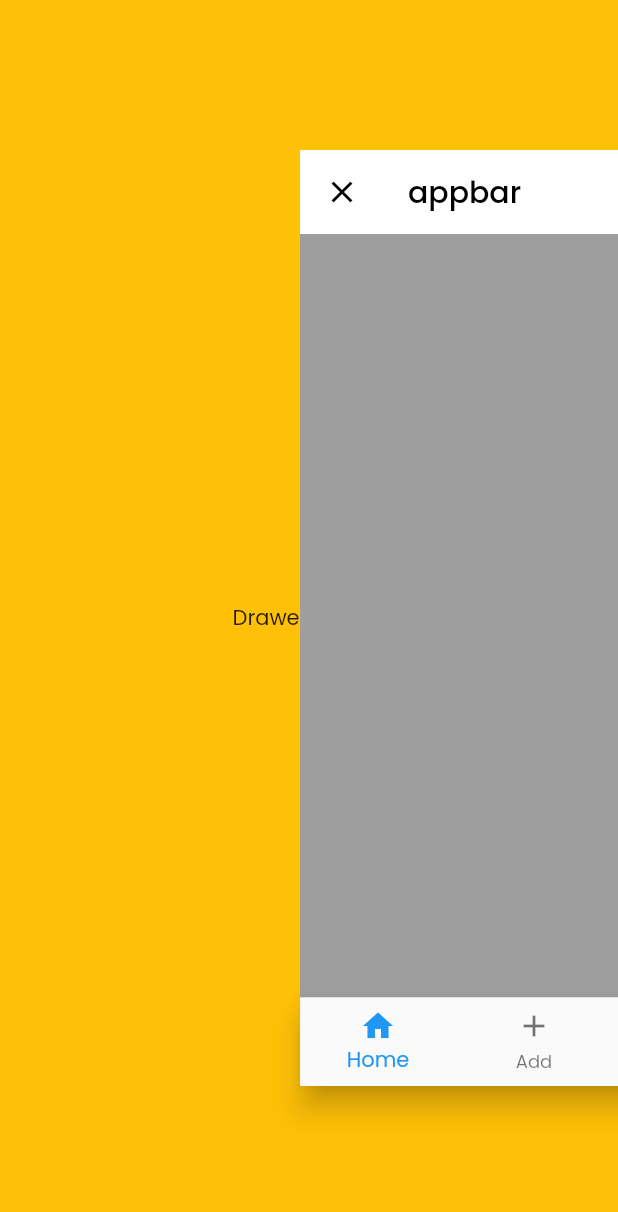
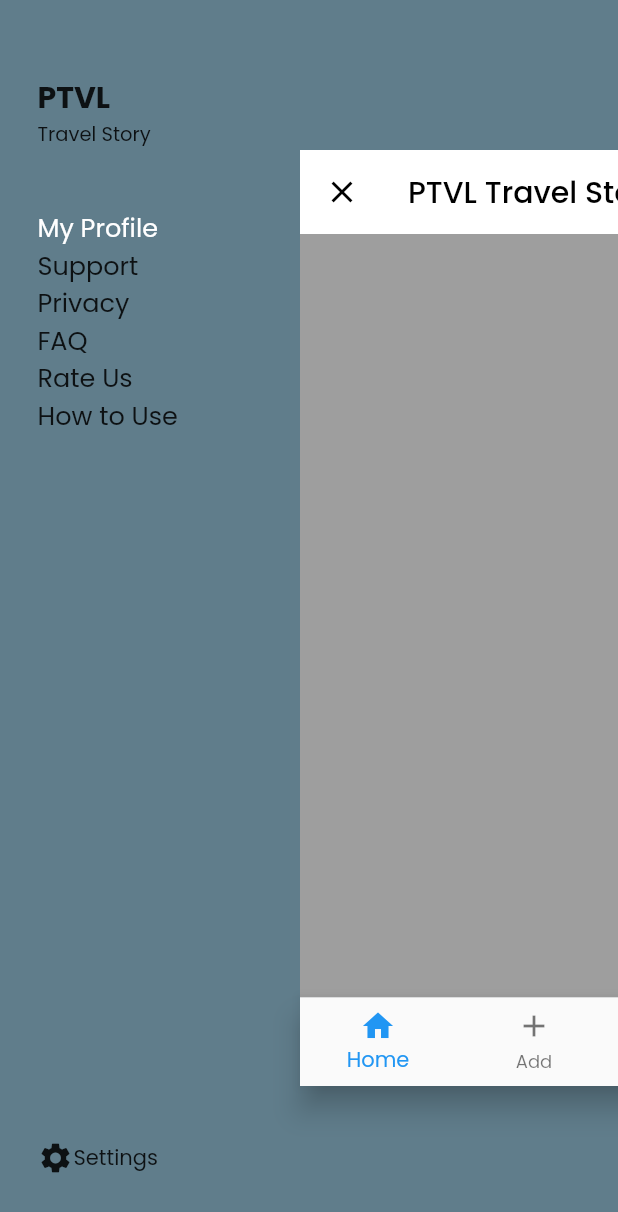
Before and after one commit to mahmudulri/my_ecom_firebase, a Flutter app: the MainHomeScreen screen opened by its route, after a tap on the "menu" icon, on a phone screen of 412 x 824 dp. Shown: the top 1212 px of the screen. Run offline on Flutter 3.47's test engine with Material 2 defaults, Android fonts, the phone set to English and light mode, and no system bars; our stand-ins replace cloud_firestore, dots_indicator, firebase_auth, firebase_core, fluttertoast, get and 4 more; missing offline and left inert: syncfusion_flutter_pdfviewer; accounts and stored records are empty.

Commit message:
added new screen

```diff
--- a/lib/views/botttom_nav_controller/bottom_nav_controller.dart
+++ b/lib/views/botttom_nav_controller/bottom_nav_controller.dart
@@ -21,7 +21,7 @@ class BottomNavController extends StatelessWidget {
   @override
   Widget build(BuildContext context) {
     return Obx(() => AnimatedPositioned(
-          duration: Duration(milliseconds: 999),
+          duration: Duration(seconds: 1),
           top: _drawer == false ? 0 : 100,
           bottom: _drawer == false ? 0 : 100,
           left: _drawer == false ? 0 : 200,
@@ -51,7 +51,7 @@ class BottomNavController extends StatelessWidget {
                         ),
                       ),
                 title: Text(
-                  "appbar",
+                  "PTVL Travel Story",
                   style: TextStyle(
                     color: Colors.black,
                   ),
--- a/lib/views/drawer_screen.dart
+++ b/lib/views/drawer_screen.dart
@@ -7,10 +7,78 @@ class DrawerScreen extends StatelessWidget {
   Widget build(BuildContext context) {
     return SafeArea(
         child: Scaffold(
-      backgroundColor: Colors.amber,
-      body: Center(
-        child: Text("Drawer Screen"),
-      ),
-    ));
+            backgroundColor: Colors.blueGrey,
+            body: Padding(
+              padding: const EdgeInsets.only(
+                top: 50,
+                left: 25,
+                bottom: 40,
+              ),
+              child: Column(
+                crossAxisAlignment: CrossAxisAlignment.start,
+                children: [
+                  Text(
+                    "PTVL",
+                    style: TextStyle(
+                      fontSize: 20,
+                      fontWeight: FontWeight.bold,
+                    ),
+                  ),
+                  Text(
+                    "Travel Story",
+                    style: TextStyle(
+                      fontSize: 13,
+                    ),
+                  ),
+                  SizedBox(
+                    height: 40,
+                  ),
+                  Text(
+                    "My Profile",
+                    style: TextStyle(
+                      fontSize: 17,
+                      color: Colors.white,
+                    ),
+                  ),
+                  Text(
+                    "Support",
+                    style: TextStyle(
+                      fontSize: 17,
+                    ),
+                  ),
+                  Text(
+                    "Privacy",
+                    style: TextStyle(
+                      fontSize: 17,
+                    ),
+                  ),
+                  Text(
+                    "FAQ",
+                    style: TextStyle(
+                      fontSize: 17,
+                    ),
+                  ),
+                  Text(
+                    "Rate Us",
+                    style: TextStyle(
+                      fontSize: 17,
+                    ),
+                  ),
+                  Text(
+                    "How to Use",
+                    style: TextStyle(
+                      fontSize: 17,
+                    ),
+                  ),
+                  Spacer(),
+                  Row(
+                    children: [
+                      Icon(Icons.settings),
+                      Text("Settings"),
+                    ],
+                  ),
+                ],
+              ),
+            )));
   }
 }
--- /dev/null
+++ b/lib/views/drawerpage/profile.dart
@@ -0,0 +1,15 @@
+import 'package:flutter/material.dart';
+
+class ProfileView extends StatelessWidget {
+  const ProfileView({super.key});
+
+  @override
+  Widget build(BuildContext context) {
+    return SafeArea(
+        child: Scaffold(
+      body: Center(
+        child: Text("This is Body"),
+      ),
+    ));
+  }
+}
--- a/lib/views/main_home_screen.dart
+++ b/lib/views/main_home_screen.dart
@@ -8,7 +8,7 @@ class MainHomeScreen extends StatelessWidget {
   @override
   Widget build(BuildContext context) {
     return Scaffold(
-      backgroundColor: Colors.yellow,
+      backgroundColor: Colors.blueGrey,
       body: Stack(
         children: [
           DrawerScreen(),
```
